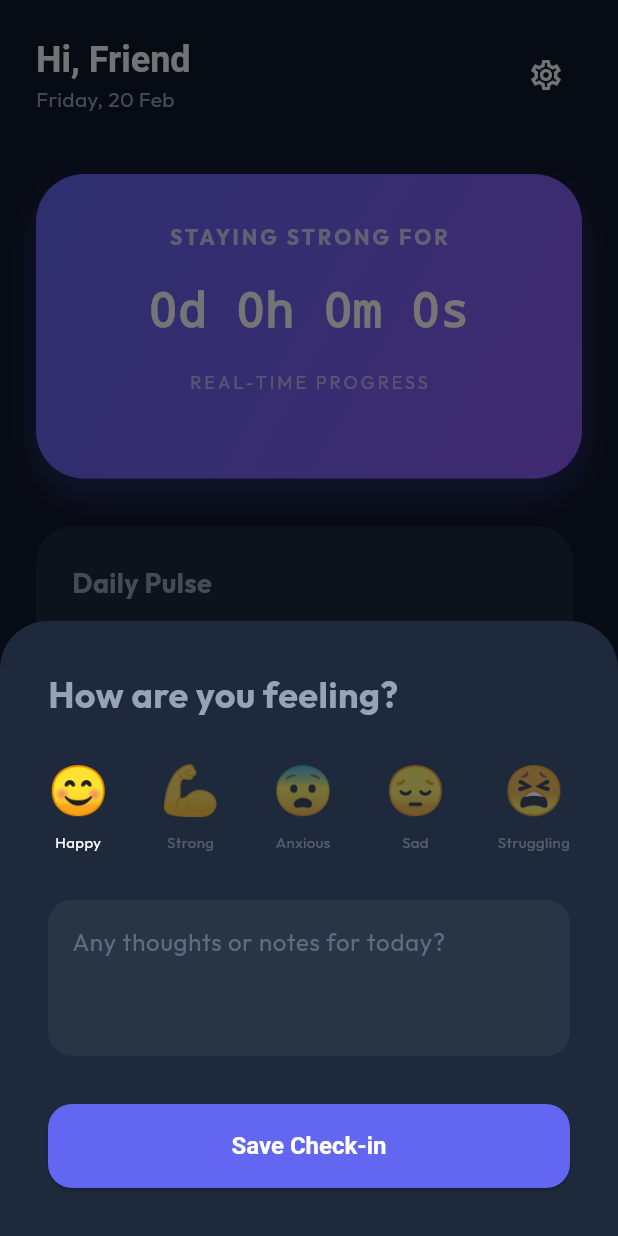
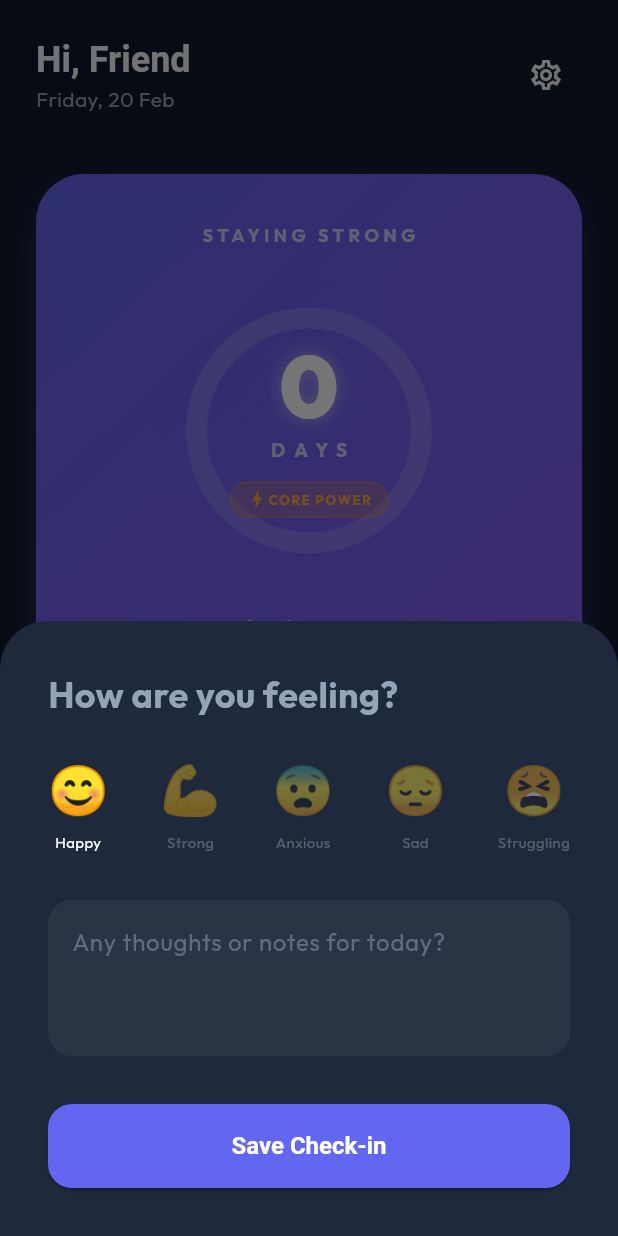
Before and after one commit to Gansputra/Ascendly, a Flutter app: the DashboardScreen screen opened directly, after a tap on "Daily Check-in", on a phone screen of 412 x 824 dp. Run offline on Flutter 3.47's test engine with Material 3 defaults, Android fonts, the phone set to English and light mode, and no system bars; our stand-ins replace animate_do, fl_chart, flutter_dotenv, google_fonts, lucide_icons, shared_preferences and 3 more; accounts and stored records are empty.

Commit message:
implement interactive glowing streak power-up gauge

```diff
--- a/lib/screens/dashboard/dashboard_screen.dart
+++ b/lib/screens/dashboard/dashboard_screen.dart
@@ -14,6 +14,7 @@ import 'package:ascendly/services/database_service.dart';
 import 'package:ascendly/screens/settings/settings_screen.dart';
 import 'package:intl/intl.dart';
 import 'package:ascendly/widgets/skeleton.dart';
+import 'package:ascendly/widgets/streak_gauge.dart';
 
 class DashboardScreen extends StatefulWidget {
   const DashboardScreen({super.key});
@@ -152,18 +153,29 @@ class _DashboardScreenState extends State<DashboardScreen> {
                         child: Column(
                           children: [
                             const Text(
-                              'STAYING STRONG FOR',
-                              style: TextStyle(color: Colors.white70, fontWeight: FontWeight.bold, letterSpacing: 2),
+                              'STAYING STRONG',
+                              style: TextStyle(color: Colors.white70, fontWeight: FontWeight.bold, letterSpacing: 3, fontSize: 12),
                             ),
-                            const SizedBox(height: 16),
+                            const SizedBox(height: 32),
+                            StreakGauge(
+                              duration: _currentDuration,
+                              size: 180,
+                            ),
+                            const SizedBox(height: 32),
                             Text(
                               _formatDuration(_currentDuration),
-                              style: const TextStyle(color: Colors.white, fontSize: 32, fontWeight: FontWeight.bold, fontFamily: 'Courier'),
+                              style: TextStyle(
+                                color: Colors.white.withOpacity(0.9),
+                                fontSize: 16,
+                                fontWeight: FontWeight.bold,
+                                letterSpacing: 1,
+                                fontFamily: 'monospace',
+                              ),
                             ),
-                            const SizedBox(height: 16),
+                            const SizedBox(height: 8),
                             const Text(
-                              'REAL-TIME PROGRESS',
-                              style: TextStyle(color: Colors.white54, fontSize: 12, letterSpacing: 2),
+                              'TOTAL PROGRESS',
+                              style: TextStyle(color: Colors.white54, fontSize: 10, letterSpacing: 2),
                             ),
                             const SizedBox(height: 24),
                             // XP Progress Bar
--- /dev/null
+++ b/lib/widgets/streak_gauge.dart
@@ -0,0 +1,268 @@
+import 'dart:async';
+import 'dart:math';
+import 'package:ascendly/core/theme.dart';
+import 'package:flutter/material.dart';
+
+class StreakGauge extends StatefulWidget {
+  final Duration duration;
+  final double size;
+
+  const StreakGauge({
+    Key? key,
+    required this.duration,
+    this.size = 200,
+  }) : super(key: key);
+
+  @override
+  State<StreakGauge> createState() => _StreakGaugeState();
+}
+
+class _StreakGaugeState extends State<StreakGauge> with TickerProviderStateMixin {
+  late AnimationController _pulseController;
+  late AnimationController _shineController;
+
+  @override
+  void initState() {
+    super.initState();
+    _pulseController = AnimationController(
+      vsync: this,
+      duration: const Duration(seconds: 2),
+    )..repeat(reverse: true);
+
+    _shineController = AnimationController(
+      vsync: this,
+      duration: const Duration(seconds: 3),
+    );
+
+    // Periodically trigger shine
+    Timer.periodic(const Duration(seconds: 6), (timer) {
+      if (mounted) _shineController.forward(from: 0);
+    });
+  }
+
+  @override
+  void dispose() {
+    _pulseController.dispose();
+    _shineController.dispose();
+    super.dispose();
+  }
+
+  @override
+  Widget build(BuildContext context) {
+    final days = widget.duration.inDays;
+    // Progress of the current 24-hour cycle
+    final progress = (widget.duration.inSeconds % (24 * 3600)) / (24 * 3600);
+
+    return SizedBox(
+      width: widget.size,
+      height: widget.size,
+      child: Stack(
+        alignment: Alignment.center,
+        children: [
+          // Background Glow
+          AnimatedBuilder(
+            animation: _pulseController,
+            builder: (context, child) {
+              return Container(
+                width: widget.size * 0.7,
+                height: widget.size * 0.7,
+                decoration: BoxDecoration(
+                  shape: BoxShape.circle,
+                  boxShadow: [
+                    BoxShadow(
+                      color: AppTheme.primaryColor.withOpacity(0.2 + (_pulseController.value * 0.1)),
+                      blurRadius: 50 + (_pulseController.value * 20),
+                      spreadRadius: 2 + (_pulseController.value * 5),
+                    ),
+                  ],
+                ),
+              );
+            },
+          ),
+
+          // Custom Painter for Gauge
+          AnimatedBuilder(
+            animation: _shineController,
+            builder: (context, child) {
+              return CustomPaint(
+                size: Size(widget.size, widget.size),
+                painter: GaugePainter(
+                  progress: progress,
+                  color: Colors.white,
+                  backgroundColor: Colors.white.withOpacity(0.15),
+                  shineProgress: _shineController.value,
+                ),
+              );
+            },
+          ),
+
+          // Streak Info
+          Column(
+            mainAxisSize: MainAxisSize.min,
+            children: [
+              Text(
+                '$days',
+                style: TextStyle(
+                  fontSize: widget.size * 0.32,
+                  fontWeight: FontWeight.w900,
+                  color: Colors.white,
+                  height: 1,
+                  shadows: [
+                    Shadow(
+                      color: Colors.white.withOpacity(0.5),
+                      blurRadius: 15,
+                    ),
+                  ],
+                ),
+              ),
+              const SizedBox(height: 4),
+              Text(
+                'DAYS',
+                style: TextStyle(
+                  fontSize: widget.size * 0.07,
+                  fontWeight: FontWeight.bold,
+                  letterSpacing: 6,
+                  color: Colors.white70,
+                ),
+              ),
+              const SizedBox(height: 12),
+              // Level/Power indicator
+              Container(
+                padding: const EdgeInsets.symmetric(horizontal: 10, vertical: 4),
+                decoration: BoxDecoration(
+                  color: Colors.orange.withOpacity(0.2),
+                  borderRadius: BorderRadius.circular(12),
+                  border: Border.all(color: Colors.orange.withOpacity(0.3)),
+                ),
+                child: Row(
+                  mainAxisSize: MainAxisSize.min,
+                  children: [
+                    Icon(Icons.bolt, color: Colors.orangeAccent, size: widget.size * 0.08),
+                    Text(
+                      'CORE POWER',
+                      style: TextStyle(
+                        fontSize: widget.size * 0.05,
+                        fontWeight: FontWeight.bold,
+                        color: Colors.orangeAccent,
+                        letterSpacing: 1,
+                      ),
+                    ),
+                  ],
+                ),
+              ),
+            ],
+          ),
+        ],
+      ),
+    );
+  }
+}
+
+class GaugePainter extends CustomPainter {
+  final double progress;
+  final Color color;
+  final Color backgroundColor;
+  final double shineProgress;
+
+  GaugePainter({
+    required this.progress,
+    required this.color,
+    required this.backgroundColor,
+    required this.shineProgress,
+  });
+
+  @override
+  void paint(Canvas canvas, Size size) {
+    final center = Offset(size.width / 2, size.height / 2);
+    final radius = (min(size.width, size.height) / 2) - 15;
+    const strokeWidth = 14.0;
+
+    // Draw Background Track
+    final bgPaint = Paint()
+      ..color = backgroundColor
+      ..style = PaintingStyle.stroke
+      ..strokeWidth = strokeWidth
+      ..strokeCap = StrokeCap.round;
+
+    canvas.drawCircle(center, radius, bgPaint);
+
+    // Glow Effect for the progress arc
+    final glowPaint = Paint()
+      ..color = color.withOpacity(0.3)
+      ..style = PaintingStyle.stroke
+      ..strokeWidth = strokeWidth + 10
+      ..strokeCap = StrokeCap.round
+      ..maskFilter = const MaskFilter.blur(BlurStyle.normal, 12);
+
+    // Progress Paint
+    final progressPaint = Paint()
+      ..color = color
+      ..style = PaintingStyle.stroke
+      ..strokeWidth = strokeWidth
+      ..strokeCap = StrokeCap.round;
+
+    const startAngle = -pi / 2;
+    final sweepAngle = 2 * pi * progress;
+
+    if (progress > 0) {
+      // Glow Arc
+      canvas.drawArc(
+        Rect.fromCircle(center: center, radius: radius),
+        startAngle,
+        sweepAngle,
+        false,
+        glowPaint,
+      );
+
+      // Main Arc
+      canvas.drawArc(
+        Rect.fromCircle(center: center, radius: radius),
+        startAngle,
+        sweepAngle,
+        false,
+        progressPaint,
+      );
+
+      // Shine Sweep Effect
+      if (shineProgress > 0 && shineProgress < 1) {
+        final shinePaint = Paint()
+          ..color = Colors.white.withOpacity(0.8 * (1 - (shineProgress - 0.5).abs() * 2))
+          ..style = PaintingStyle.stroke
+          ..strokeWidth = strokeWidth + 2
+          ..strokeCap = StrokeCap.round
+          ..maskFilter = const MaskFilter.blur(BlurStyle.normal, 4);
+
+        final shineStart = startAngle + (sweepAngle * shineProgress) - (pi / 8);
+        canvas.drawArc(
+          Rect.fromCircle(center: center, radius: radius),
+          shineStart,
+          pi / 4,
+          false,
+          shinePaint,
+        );
+      }
+    }
+
+    // Tip glow
+    if (progress > 0) {
+      final tipAngle = startAngle + sweepAngle;
+      final tipOffset = Offset(
+        center.dx + radius * cos(tipAngle),
+        center.dy + radius * sin(tipAngle),
+      );
+
+      final tipPaint = Paint()..color = Colors.white;
+      canvas.drawCircle(tipOffset, 4, tipPaint);
+
+      final tipGlow = Paint()
+        ..color = Colors.white.withOpacity(0.6)
+        ..maskFilter = const MaskFilter.blur(BlurStyle.normal, 15);
+      canvas.drawCircle(tipOffset, 12, tipGlow);
+    }
+  }
+
+  @override
+  bool shouldRepaint(covariant GaugePainter oldDelegate) {
+    return oldDelegate.progress != progress || oldDelegate.shineProgress != shineProgress;
+  }
+}
```
